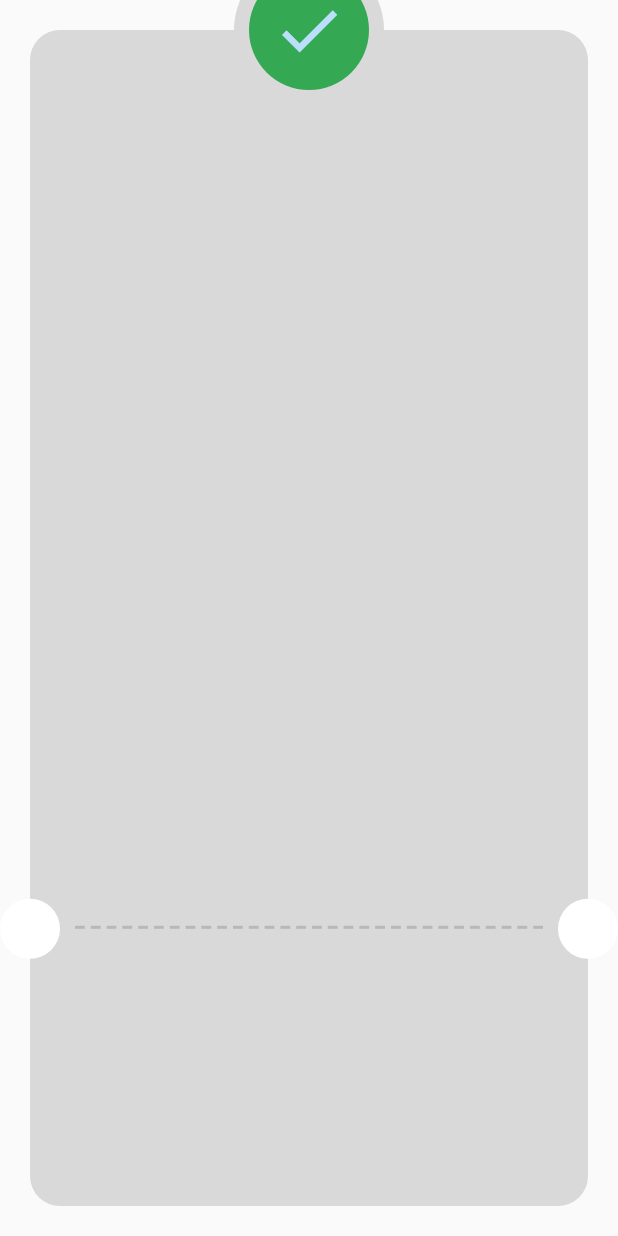
After one commit to tharwatsamy/checkout_payment_ui, a Flutter app: the ThankYouView screen opened directly, on a phone screen of 412 x 824 dp. The commit adds this screen. Run offline on Flutter 3.47's test engine with Material 2 defaults, Android fonts, the phone set to English and light mode, and no system bars; our stand-ins replace flutter_credit_card, flutter_svg.

Commit message:
refactor code

```diff
--- /dev/null
+++ b/lib/Features/checkout/presentation/views/widgets/custom_check_icon.dart
@@ -0,0 +1,23 @@
+import 'package:flutter/material.dart';
+
+class CustomCheckIcon extends StatelessWidget {
+  const CustomCheckIcon({
+    super.key,
+  });
+
+  @override
+  Widget build(BuildContext context) {
+    return const CircleAvatar(
+      radius: 50,
+      backgroundColor: Color(0xFFD9D9D9),
+      child: CircleAvatar(
+        radius: 40,
+        backgroundColor: Color(0xff34A853),
+        child: Icon(
+          Icons.check,
+          size: 50,
+        ),
+      ),
+    );
+  }
+}
--- /dev/null
+++ b/lib/Features/checkout/presentation/views/widgets/custom_dashed_line.dart
@@ -0,0 +1,25 @@
+import 'package:flutter/material.dart';
+
+class CustomDashedLine extends StatelessWidget {
+  const CustomDashedLine({
+    super.key,
+  });
+
+  @override
+  Widget build(BuildContext context) {
+    return Row(
+      children: List.generate(
+        30,
+        (index) => Expanded(
+          child: Padding(
+            padding: const EdgeInsets.symmetric(horizontal: 2),
+            child: Container(
+              color: const Color(0xffB8B8B8),
+              height: 2,
+            ),
+          ),
+        ),
+      ),
+    );
+  }
+}
--- /dev/null
+++ b/lib/Features/checkout/presentation/views/widgets/thank_you_card.dart
@@ -0,0 +1,20 @@
+import 'package:checkout_payment_ui/core/utils/styles.dart';
+import 'package:flutter/material.dart';
+
+class ThankYouCard extends StatelessWidget {
+  const ThankYouCard({
+    super.key,
+  });
+
+  @override
+  Widget build(BuildContext context) {
+    return Container(
+      decoration: ShapeDecoration(
+        color: const Color(0xFFD9D9D9),
+        shape: RoundedRectangleBorder(
+          borderRadius: BorderRadius.circular(20),
+        ),
+      ),
+    );
+  }
+}
--- a/lib/Features/checkout/presentation/views/widgets/thank_you_view_body.dart
+++ b/lib/Features/checkout/presentation/views/widgets/thank_you_view_body.dart
@@ -1,3 +1,6 @@
+import 'package:checkout_payment_ui/Features/checkout/presentation/views/widgets/custom_check_icon.dart';
+import 'package:checkout_payment_ui/Features/checkout/presentation/views/widgets/custom_dashed_line.dart';
+import 'package:checkout_payment_ui/Features/checkout/presentation/views/widgets/thank_you_card.dart';
 import 'package:flutter/material.dart';
 
 class ThankYouViewBody extends StatelessWidget {
@@ -10,32 +13,12 @@
       child: Stack(
         clipBehavior: Clip.none,
         children: [
-          Container(
-            decoration: ShapeDecoration(
-              color: const Color(0xFFD9D9D9),
-              shape: RoundedRectangleBorder(
-                borderRadius: BorderRadius.circular(20),
-              ),
-            ),
-          ),
+          const ThankYouCard(),
           Positioned(
             bottom: MediaQuery.sizeOf(context).height * .2 + 20,
             left: 20 + 8,
             right: 20 + 8,
-            child: Row(
-              children: List.generate(
-                30,
-                (index) => Expanded(
-                  child: Padding(
-                    padding: const EdgeInsets.symmetric(horizontal: 2),
-                    child: Container(
-                      color: const Color(0xffB8B8B8),
-                      height: 2,
-                    ),
-                  ),
-                ),
-              ),
-            ),
+            child: const CustomDashedLine(),
           ),
           Positioned(
               left: -20,
@@ -53,18 +36,7 @@
             top: -50,
             left: 0,
             right: 0,
-            child: CircleAvatar(
-              radius: 50,
-              backgroundColor: Color(0xFFD9D9D9),
-              child: CircleAvatar(
-                radius: 40,
-                backgroundColor: Color(0xff34A853),
-                child: Icon(
-                  Icons.check,
-                  size: 50,
-                ),
-              ),
-            ),
+            child: CustomCheckIcon(),
           ),
         ],
       ),
```
